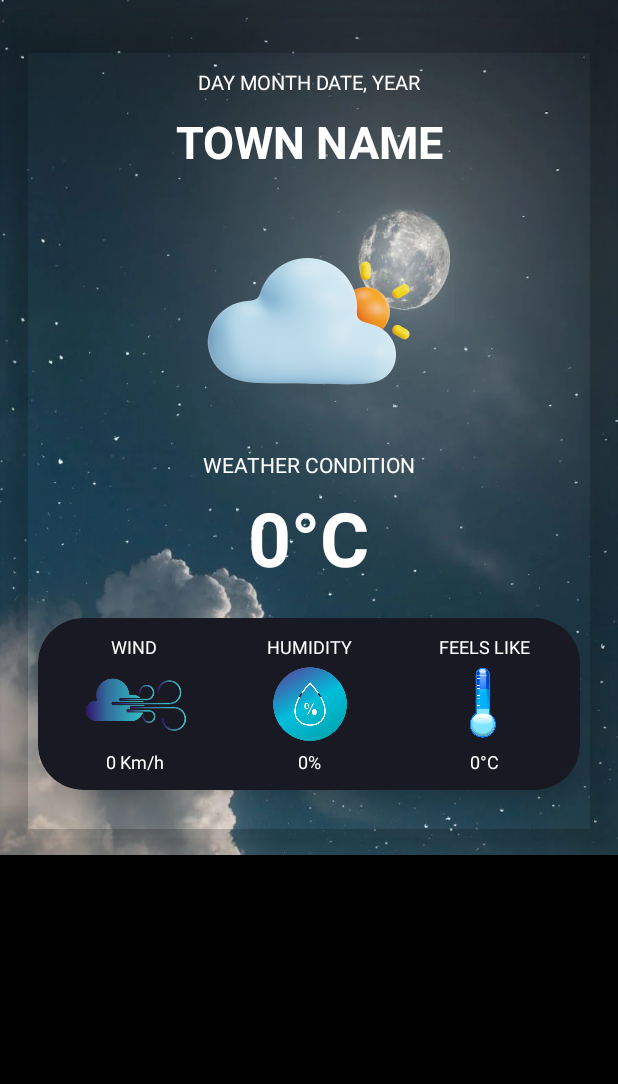
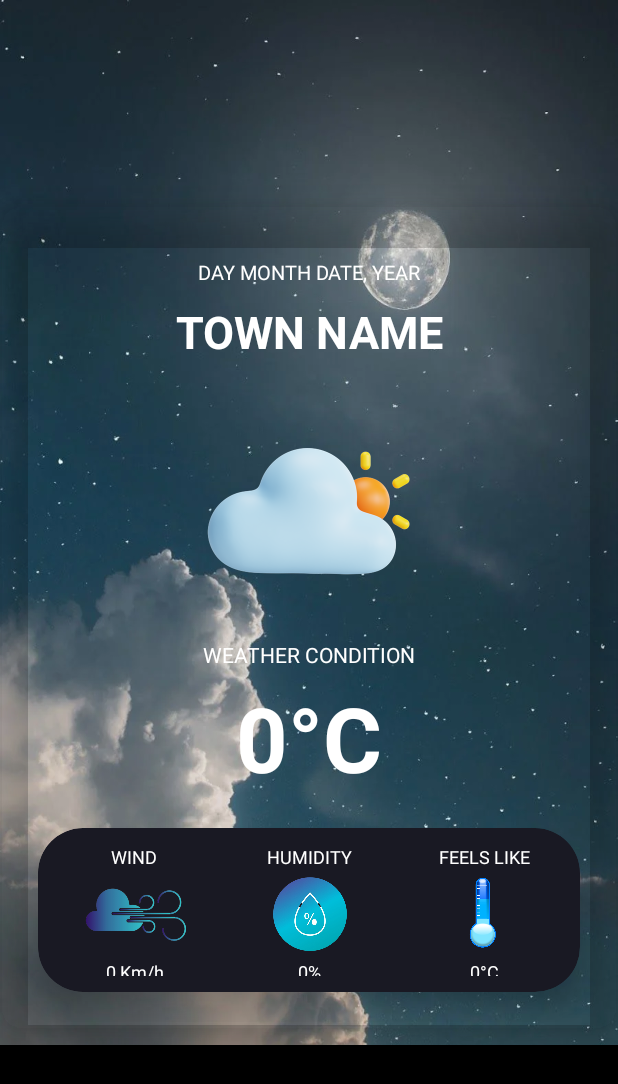
Before and after one commit to githiomi/Global_Weather, an Android app: the layout activity_main.xml on its own in the app's theme, with its tools: preview values and no code run, on a phone screen of 412 x 824 dp. Shown: the top 1084 px of the screen. Run offline under Robolectric (Android 15) with nearby library versions, the phone set to English and light mode, and no system bars; network calls fail.

```diff
--- a/app/src/main/java/githiomi/dhosiolux/globalweather/MainActivity.java
+++ b/app/src/main/java/githiomi/dhosiolux/globalweather/MainActivity.java
@@ -99,10 +99,10 @@ public class MainActivity extends AppCompatActivity {
         Location currentLocation = locationManager.getLastKnownLocation(LocationManager.NETWORK_PROVIDER);
 
         // Get current city name
-//        cityName = getCityName(currentLocation.getLongitude(), currentLocation.getLatitude());
+        cityName = getCityName(currentLocation.getLongitude(), currentLocation.getLatitude());
 
         // Use the city name to get weather information
-        getWeatherData("Nairobi");
+        getWeatherData(cityName);
 
     }
 
--- a/app/src/main/res/layout/activity_main.xml
+++ b/app/src/main/res/layout/activity_main.xml
@@ -15,6 +15,7 @@
         android:layout_height="550dp"
         android:layout_marginTop="10dp"
         app:cardBackgroundColor="@color/transparent"
+        android:layout_centerInParent="true"
         app:cardCornerRadius="15dp"
         app:cardElevation="15dp">
 
@@ -81,7 +82,7 @@
                 android:text="@string/main_temperature"
                 android:textAlignment="center"
                 android:textColor="@color/white"
-                android:textSize="50sp"
+                android:textSize="60sp"
                 android:textStyle="bold" />
 
             <androidx.cardview.widget.CardView
```
